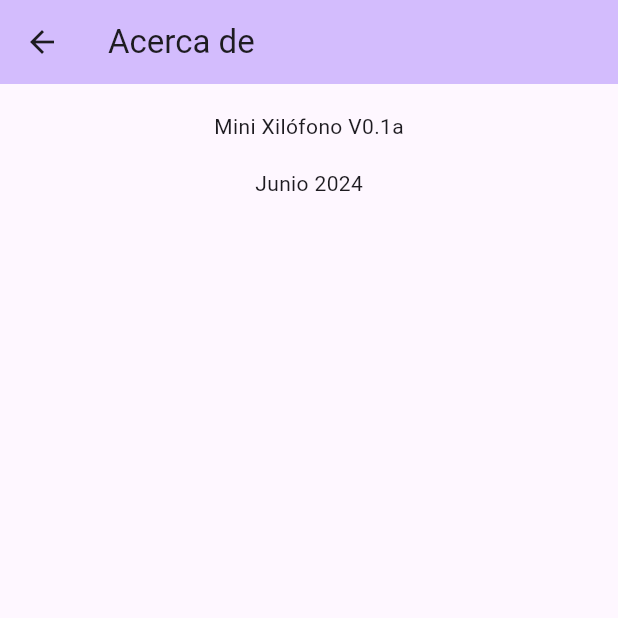
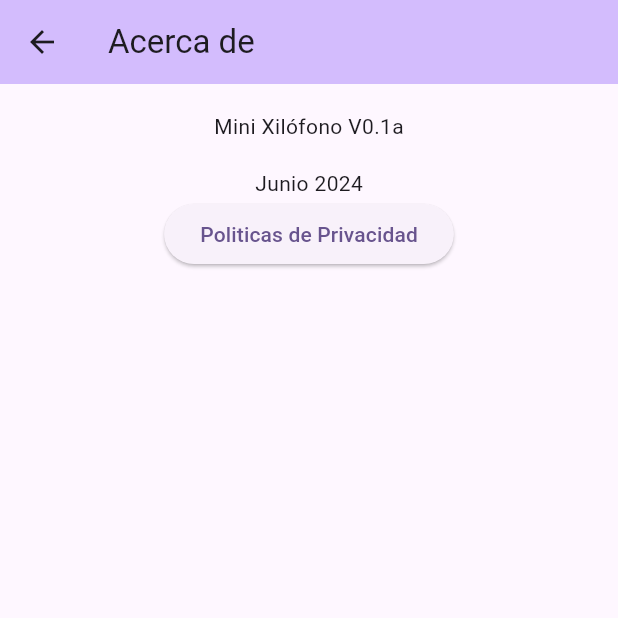
Before and after one commit to Cactus-ar/mini_xylophone, a Flutter app: the screen it shows after launch, after a tap on "Acerca", on a phone screen of 412 x 824 dp, the top half of it. Run offline on Flutter 3.47's test engine with Material 3 defaults, Android fonts, the phone set to English and light mode, and no system bars; our stand-ins replace audioplayers.

Commit message:
ultimos cambios

```diff
--- a/lib/game_about.dart
+++ b/lib/game_about.dart
@@ -1,9 +1,17 @@
 import 'package:flutter/material.dart';
-
+import 'package:url_launcher/link.dart';
+import 'package:url_launcher/url_launcher.dart';
 
 class GameAbout extends StatelessWidget {
-  const GameAbout({super.key, required this.title});
+  GameAbout({super.key, required this.title});
   final String title;
+  final Uri _url = Uri.parse('https://flutter.dev');
+
+  Future<void> _launchUrl() async {
+    if (!await launchUrl(_url)) {
+      throw Exception('No es posible abrir el Sitio $_url');
+    }
+  }
 
   @override
   Widget build(BuildContext context) {
@@ -12,16 +20,21 @@ class GameAbout extends StatelessWidget {
         backgroundColor: Theme.of(context).colorScheme.inversePrimary,
         title: Text(title),
       ),
-      body: const Center(
+      body: Center(
         child: Column(
           children: [
             Column(
               children: [
-                Padding(
+                 Padding(
                   padding: EdgeInsets.all(18.0),
                   child: Text('Mini Xilófono V0.1a'),
                 ),
-                Text('Junio 2024'),
+                const Text('Junio 2024'),
+                ElevatedButton(
+                  onPressed: _launchUrl,
+                  child: const Text('Politicas de Privacidad'),
+                ),
+
               ],
             )
           ],
--- a/lib/main.dart
+++ b/lib/main.dart
@@ -27,7 +27,7 @@
 }
 
 class MyHomePage extends StatefulWidget {
-  const MyHomePage({super.key, required this.title});
+   const MyHomePage({super.key, required this.title});
   final String title;
 
   @override
@@ -151,7 +151,7 @@
               child: ElevatedButton.icon(
                 onPressed: () {
                   Navigator.of(context).push(
-                    MaterialPageRoute(builder: (context) => const GameAbout(title: 'Acerca de',)),
+                    MaterialPageRoute(builder: (context) => GameAbout(title: 'Acerca de',)),
                   );
                 },
                 label: const Text('Acerca'),
--- a/pubspec.yaml
+++ b/pubspec.yaml
@@ -36,6 +36,7 @@ dependencies:
   # Use with the CupertinoIcons class for iOS style icons.
   cupertino_icons: ^1.0.6
   audioplayers: ^6.0.0
+  url_launcher: ^6.3.0
 
 dev_dependencies:
   flutter_test:
```
Also changed, not shown: pubspec.lock.
